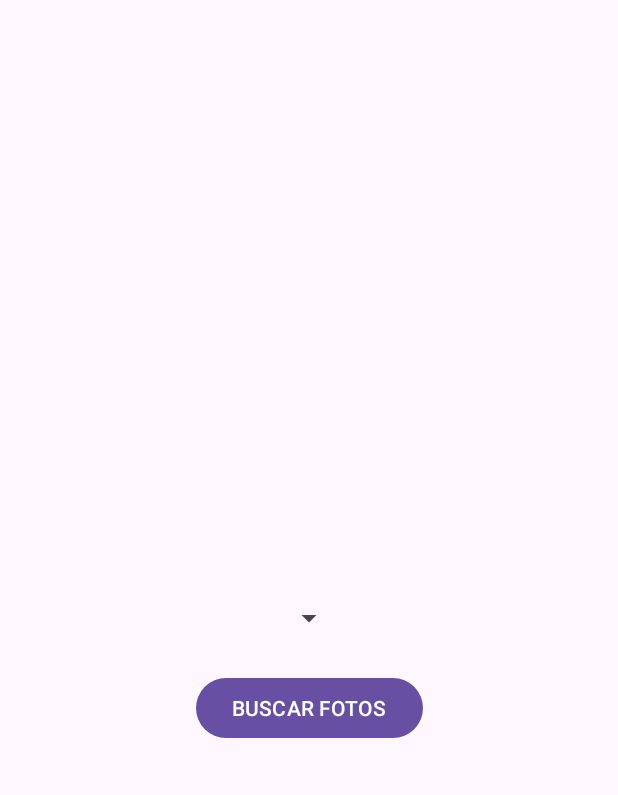
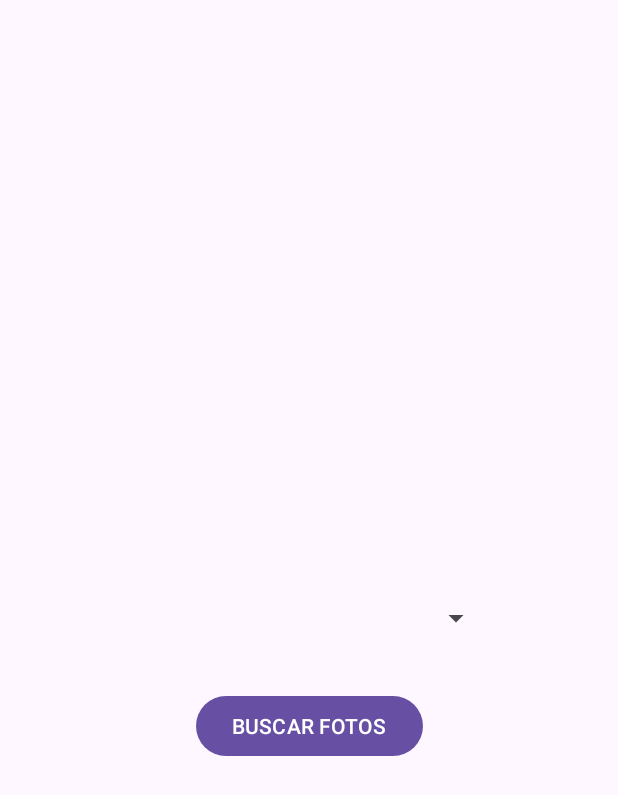
Before and after one commit to PabloSanchez87/AndroidCNTG, an Android app: the layout activity_perros.xml on its own in the app's theme, with its tools: preview values and no code run, on a phone screen of 412 x 824 dp. Shown: the top 795 px of the screen. Run offline under Robolectric (Android 15) with nearby library versions, the phone set to English and light mode, and no system bars.

```diff
--- a/app/src/main/java/gal/cntg/cntgapp/perros/FragmentoPerro.kt
+++ b/app/src/main/java/gal/cntg/cntgapp/perros/FragmentoPerro.kt
@@ -11,7 +11,7 @@ import com.squareup.picasso.Picasso
 import gal.cntg.cntgapp.R
 
 // Tenemos que hacer que herede de Fragment
-class FragmentoPerro: Fragment() {
+class FragmentoPerro : Fragment() {
     // Redefinimos métodos
     // en este método, preparamos la vista del fragmento.
     override fun onCreateView(
@@ -25,7 +25,7 @@ class FragmentoPerro: Fragment() {
         // Tenemos que inflar el fragmentoPerro.
         //      "container" sería el padre.
         //      "false" para que no se actualice en el momento, que podamos manipularlo.
-        var itemCarrusel:View?= inflater.inflate(R.layout.fragment_perro, container, false)
+        var itemCarrusel: View? = inflater.inflate(R.layout.fragment_perro, container, false)
 
         val urlFoto = arguments?.getString("url_foto")
         val textoLeyenda = arguments?.getString("texto_leyenda")
--- a/app/src/main/res/layout/activity_perros.xml
+++ b/app/src/main/res/layout/activity_perros.xml
@@ -9,8 +9,8 @@
 
     <Spinner
         android:id="@+id/spinnerRazas"
-        android:layout_width="wrap_content"
-        android:layout_height="wrap_content"
+        android:layout_width="243dp"
+        android:layout_height="48dp"
         app:layout_constraintBottom_toBottomOf="parent"
         app:layout_constraintEnd_toEndOf="parent"
         app:layout_constraintStart_toStartOf="parent"
@@ -26,4 +26,5 @@
         app:layout_constraintEnd_toEndOf="parent"
         app:layout_constraintStart_toStartOf="parent"
         app:layout_constraintTop_toBottomOf="@+id/spinnerRazas" />
+
 </androidx.constraintlayout.widget.ConstraintLayout>
--- a/app/src/main/res/values/colors.xml
+++ b/app/src/main/res/values/colors.xml
@@ -3,4 +3,5 @@
     <color name="black">#FF000000</color>
     <color name="white">#FFFFFFFF</color>
     <color name="griscabecera">#99504D4E</color>
+
 </resources>
```
Also changed, not shown: app/src/main/AndroidManifest.xml (+24 -23 lines), app/src/main/java/gal/cntg/cntgapp/perros/AdapterFragmentosPerros.kt (+6 -4 lines), app/src/main/java/gal/cntg/cntgapp/perros/GaleriaPerrosActivity.kt (+8 -6 lines), app/src/main/java/gal/cntg/cntgapp/perros/PerrosActivity.kt (+31 -8 lines).
